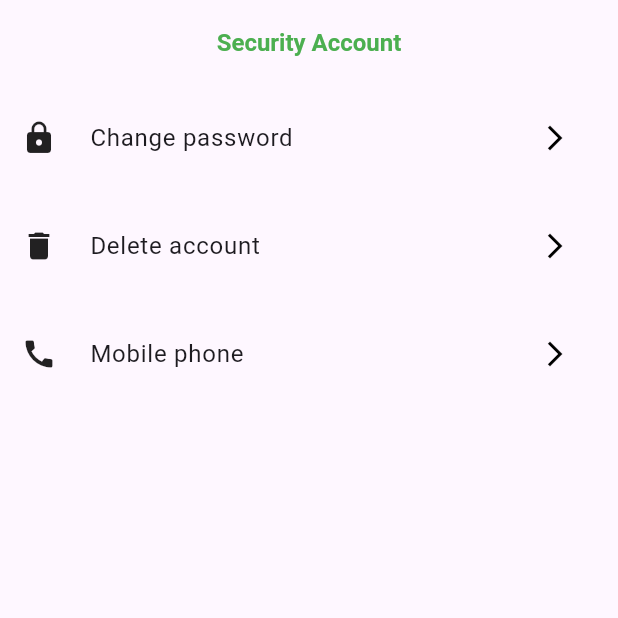
After one commit to NourhanFahmyAbughaly/first_project, a Flutter app: the screen it shows after launch, on a phone screen of 412 x 824 dp, the top half of it. The commit adds this screen. Run offline on Flutter 3.47's test engine with Material 2 defaults, Android fonts, the phone set to English and light mode, and no system bars.

Commit message:
first project 3

```diff
--- a/lib/main.dart
+++ b/lib/main.dart
@@ -1,4 +1,5 @@
 import 'package:first_project/screens/profile/edit_profile_screen.dart';
+import 'package:first_project/screens/profile/security_screen.dart';
 import 'package:flutter/material.dart';
 
 void main() {
@@ -18,6 +19,6 @@ class MyApp extends StatelessWidget {
           colorScheme: ColorScheme.fromSeed(seedColor: Colors.deepPurple),
           useMaterial3: true,
         ),
-        home: EditProfileScreen());
+        home: SecurityScreen());
   }
 }
--- /dev/null
+++ b/lib/screens/profile/change_password_screen.dart
@@ -0,0 +1,14 @@
+import 'package:flutter/material.dart';
+class ChangePasswordScreen extends StatefulWidget {
+  const ChangePasswordScreen({super.key});
+
+  @override
+  State<ChangePasswordScreen> createState() => _ChangePasswordScreenState();
+}
+
+class _ChangePasswordScreenState extends State<ChangePasswordScreen> {
+  @override
+  Widget build(BuildContext context) {
+    return Scaffold();
+  }
+}
--- /dev/null
+++ b/lib/screens/profile/security_screen.dart
@@ -0,0 +1,69 @@
+import 'package:flutter/material.dart';
+
+class SecurityScreen extends StatefulWidget {
+  const SecurityScreen({super.key});
+
+  @override
+  State<SecurityScreen> createState() => _SecurityScreenState();
+}
+
+class _SecurityScreenState extends State<SecurityScreen> {
+  final List<Map<String, dynamic>> profileItem = [
+    {"Icon": Icon(Icons.lock), "title": "Change password", "function": () {}},
+    {"Icon": Icon(Icons.delete), "title": "Delete account", "function": () {}},
+    {
+      "Icon": Icon(Icons.call),
+      "title": "Mobile phone",
+      "function": () {},
+    }
+  ];
+
+  @override
+  Widget build(BuildContext context) {
+    return Scaffold(
+      appBar: AppBar(
+        centerTitle: true,
+        title: Text(
+          "Security Account",
+          style: TextStyle(
+            color: Colors.green,
+            fontSize: 16,
+            fontWeight: FontWeight.w600,
+          ),
+        ),
+      ),
+      body: Container(
+        child: ListView.builder(
+            itemCount: profileItem.length,
+            itemBuilder: (context, index) {
+              return Container(
+                padding: EdgeInsets.all(8.0),
+                child: Row(
+                  mainAxisAlignment: MainAxisAlignment.center,
+                  crossAxisAlignment: CrossAxisAlignment.center,
+                  children: [
+                    Container(
+                      padding: EdgeInsets.all(6.0),
+                      child: profileItem[index]["Icon"],
+                    ),
+                    Expanded(
+                      child: InkWell(
+                        onTap: profileItem[index]["function"],
+                        child: ListTile(
+                          trailing: Icon(
+                            Icons.arrow_forward_ios,
+                            color: Colors.black,
+                            size: 20,
+                          ),
+                          title: Text(profileItem[index]["title"]),
+                        ),
+                      ),
+                    ),
+                  ],
+                ),
+              );
+            }),
+      ),
+    );
+  }
+}
```
